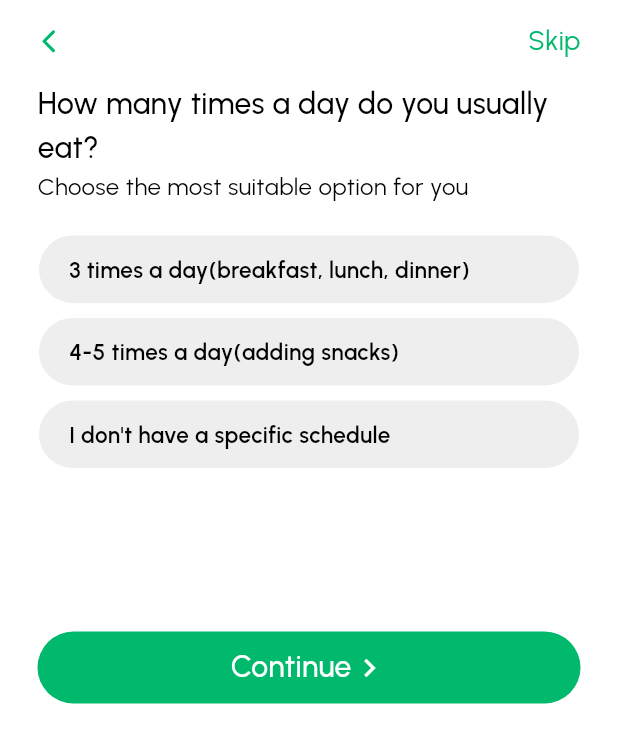
After one commit to samrasugu/nutrimate, a Flutter app: the SetMealTimesPage screen opened by its route, on a phone screen of 412 x 824 dp. The commit adds this screen. Shown: the top 743 px of the screen. Run offline on Flutter 3.47's test engine with Material 3 defaults, Android fonts, the phone set to English and light mode, and no system bars; our stand-ins replace flutter_svg, smooth_page_indicator.

Commit message:
feat: select meal times page

```diff
--- a/lib/application/core/services/utils.dart
+++ b/lib/application/core/services/utils.dart
@@ -15,3 +15,9 @@ List<String> genderList() {
 String capitalize(String input) {
   return '${input[0].toUpperCase()}${input.substring(1).toLowerCase()}';
 }
+
+List<String> mealTimes = <String>[
+  '3 times a day(breakfast, lunch, dinner)',
+  '4-5 times a day(adding snacks)',
+  'I don\'t have a specific schedule',
+];
--- a/lib/domain/core/value_objects/app_strings.dart
+++ b/lib/domain/core/value_objects/app_strings.dart
@@ -39,3 +39,9 @@ const String heightText = 'Height';
 const String selectString = 'Select';
 const String skipText = 'Skip';
 const String continueText = 'Continue';
+
+const String howManyMealsQuestion = 'How many times a day do you usually eat?';
+const String chooseMoreSuitableOption =
+    'Choose the most suitable option for you';
+
+const String currentLocationQuestion = 'What is your current location?';
--- /dev/null
+++ b/lib/presentation/core/widgets/custom_select_pill.dart
@@ -0,0 +1,49 @@
+import 'package:flutter/material.dart';
+import 'package:nutrimate/presentation/core/theme/theme.dart';
+import 'package:nutrimate/presentation/global/text_themes.dart';
+
+class CustomSelectPill extends StatelessWidget {
+  const CustomSelectPill({
+    super.key,
+    this.text,
+    this.isSelected = false,
+  });
+
+  final String? text;
+  final bool isSelected;
+
+  @override
+  Widget build(BuildContext context) {
+    return Container(
+      padding: const EdgeInsets.symmetric(
+        horizontal: 20,
+        vertical: 12,
+      ),
+      decoration: BoxDecoration(
+        color: isSelected
+            ? AppColors.whiteColor
+            : AppColors.lightGreyColor.withOpacity(.28),
+        borderRadius: BorderRadius.circular(25),
+        border: Border.all(
+          color: isSelected ? AppColors.primaryColor : AppColors.whiteColor,
+        ),
+      ),
+      child: Row(
+        mainAxisAlignment: MainAxisAlignment.spaceBetween,
+        children: <Widget>[
+          Text(
+            text ?? '',
+            style: veryBoldSize15Text(
+              AppColors.blackColor,
+            ),
+          ),
+          if (isSelected)
+            const Icon(
+              Icons.check,
+              color: AppColors.primaryColor,
+            ),
+        ],
+      ),
+    );
+  }
+}
--- a/lib/presentation/onboarding/complete_profile/pages/set_basic_info_page.dart
+++ b/lib/presentation/onboarding/complete_profile/pages/set_basic_info_page.dart
@@ -8,6 +8,7 @@ import 'package:nutrimate/presentation/core/widgets/custom_select_field.dart';
 import 'package:nutrimate/presentation/core/widgets/custom_text_field.dart';
 import 'package:nutrimate/presentation/global/spaces.dart';
 import 'package:nutrimate/presentation/global/text_themes.dart';
+import 'package:nutrimate/presentation/router/routes.dart';
 
 class SetBasicInfoPage extends StatefulWidget {
   const SetBasicInfoPage({super.key});
@@ -151,7 +152,9 @@ class _SetBasicInfoPageState extends State<SetBasicInfoPage> {
                 height: 48,
                 width: double.infinity,
                 child: CustomButton(
-                  onPressed: (){},
+                  onPressed: () {
+                    Navigator.pushNamed(context, Routes.setMealTimes);
+                  },
                   fillColor: AppColors.primaryColor,
                   customBorderRadius: 25,
                   customChild: Row(
--- /dev/null
+++ b/lib/presentation/onboarding/complete_profile/pages/set_meal_times_page.dart
@@ -0,0 +1,80 @@
+import 'package:flutter/material.dart';
+import 'package:nutrimate/domain/core/value_objects/app_strings.dart';
+import 'package:nutrimate/presentation/core/theme/theme.dart';
+import 'package:nutrimate/presentation/core/widgets/custom_app_bar.dart';
+import 'package:nutrimate/presentation/core/widgets/custom_button.dart';
+import 'package:nutrimate/presentation/global/spaces.dart';
+import 'package:nutrimate/presentation/global/text_themes.dart';
+import 'package:nutrimate/presentation/onboarding/complete_profile/widgets/select_meal_times_widget.dart';
+
+class SetMealTimesPage extends StatelessWidget {
+  const SetMealTimesPage({super.key});
+
+  @override
+  Widget build(BuildContext context) {
+    return Scaffold(
+      appBar: PreferredSize(
+        preferredSize: const Size.fromHeight(60),
+        child: CustomAppBar(
+          showBackButton: true,
+          trailingWidget: Text(
+            skipText,
+            style: normalSize18Text(
+              AppColors.primaryColor,
+            ),
+          ),
+        ),
+      ),
+      body: Padding(
+        padding: const EdgeInsets.symmetric(horizontal: 25.0),
+        child: SingleChildScrollView(
+          child: Column(
+            crossAxisAlignment: CrossAxisAlignment.start,
+            children: <Widget>[
+              Text(
+                howManyMealsQuestion,
+                style: boldSize20Text(
+                  AppColors.blackColor,
+                ),
+              ),
+              Text(
+                chooseMoreSuitableOption,
+                style: normalSize16Text(
+                  AppColors.blackColor,
+                ),
+              ),
+              mediumVerticalSizedBox,
+              // select meal time widget
+              const SelectMealTimesWidget(),
+              size100VerticalSizedBox,
+              SizedBox(
+                height: 48,
+                width: double.infinity,
+                child: CustomButton(
+                  onPressed: () {},
+                  fillColor: AppColors.primaryColor,
+                  customBorderRadius: 25,
+                  customChild: Row(
+                    mainAxisAlignment: MainAxisAlignment.center,
+                    children: <Widget>[
+                      Text(
+                        continueText,
+                        style: mediumSize20Text(
+                          AppColors.whiteColor,
+                        ),
+                      ),
+                      const Icon(
+                        Icons.chevron_right_sharp,
+                        color: AppColors.whiteColor,
+                      ),
+                    ],
+                  ),
+                ),
+              ),
+            ],
+          ),
+        ),
+      ),
+    );
+  }
+}
--- /dev/null
+++ b/lib/presentation/onboarding/complete_profile/widgets/select_meal_times_widget.dart
@@ -0,0 +1,40 @@
+import 'package:flutter/material.dart';
+import 'package:nutrimate/application/core/services/utils.dart';
+import 'package:nutrimate/presentation/core/widgets/custom_select_pill.dart';
+
+class SelectMealTimesWidget extends StatefulWidget {
+  const SelectMealTimesWidget({super.key});
+
+  @override
+  State<SelectMealTimesWidget> createState() => _SelectMealTimesWidgetState();
+}
+
+class _SelectMealTimesWidgetState extends State<SelectMealTimesWidget> {
+  String? selectedMealTime;
+  @override
+  Widget build(BuildContext context) {
+    return ListView.builder(
+      itemCount: mealTimes.length,
+      physics: const NeverScrollableScrollPhysics(),
+      shrinkWrap: true,
+      itemBuilder: (BuildContext context, int index) {
+        final String mealTime = mealTimes[index];
+        final bool isSelected = mealTime == selectedMealTime;
+        return GestureDetector(
+          onTap: () {
+            setState(() {
+              selectedMealTime = isSelected ? null : mealTime;
+            });
+          },
+          child: Padding(
+            padding: const EdgeInsets.only(bottom: 8.0),
+            child: CustomSelectPill(
+              text: mealTime,
+              isSelected: isSelected,
+            ),
+          ),
+        );
+      },
+    );
+  }
+}
--- a/lib/presentation/router/router_generator.dart
+++ b/lib/presentation/router/router_generator.dart
@@ -1,6 +1,7 @@
 import 'package:flutter/material.dart';
 import 'package:nutrimate/presentation/home/pages/home_page.dart';
 import 'package:nutrimate/presentation/onboarding/complete_profile/pages/set_basic_info_page.dart';
+import 'package:nutrimate/presentation/onboarding/complete_profile/pages/set_meal_times_page.dart';
 import 'package:nutrimate/presentation/onboarding/login/pages/login_page.dart';
 import 'package:nutrimate/presentation/onboarding/onboarding_intro/pages/onboarding_intro_page.dart';
 import 'package:nutrimate/presentation/onboarding/select_onboarding/pages/select_onboarding_page.dart';
@@ -37,6 +38,11 @@ class RouteGenerator {
           builder: (_) => const SetBasicInfoPage(),
           settings: const RouteSettings(name: 'Set Basic Info Page'),
         );
+      case Routes.setMealTimes:
+        return MaterialPageRoute<SetMealTimesPage>(
+          builder: (_) => const SetMealTimesPage(),
+          settings: const RouteSettings(name: 'Set Preferences Page'),
+        );
       default:
         return MaterialPageRoute<LoginPage>(
           builder: (_) => const LoginPage(),
--- a/lib/presentation/router/routes.dart
+++ b/lib/presentation/router/routes.dart
@@ -5,6 +5,7 @@ class Routes {
   static const String selectOnboarding = '/selectOnboarding';
   static const String onboardingIntro = '/onboardingIntro';
   static const String setBasicInfo = '/setBasicInfo';
+  static const String setMealTimes = '/setMealTimes';
 
   static const String home = '/home';
   static const String profile = '/profile';
```
